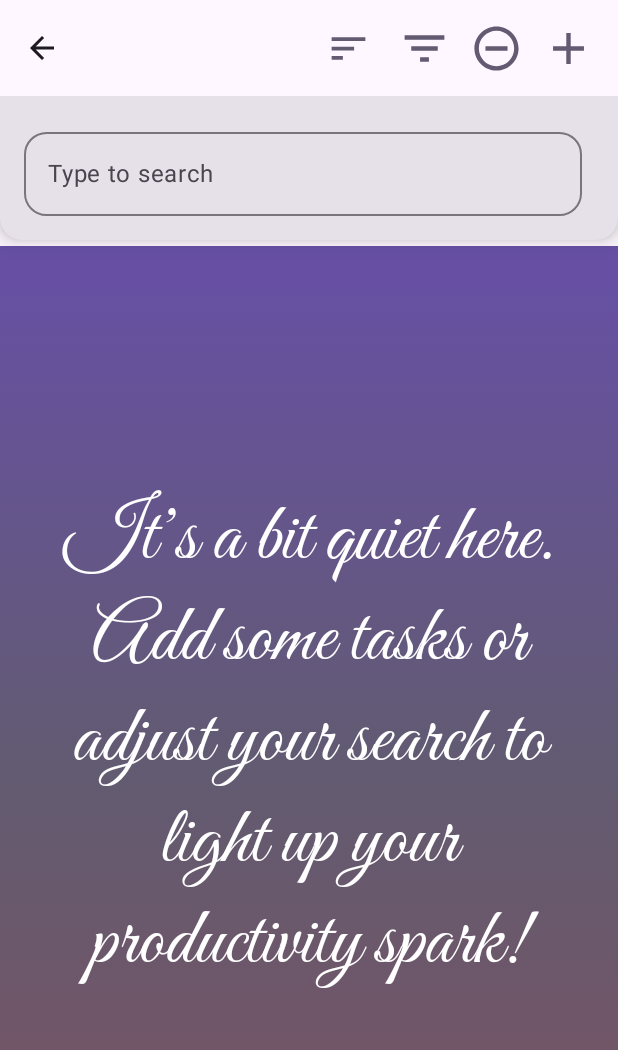
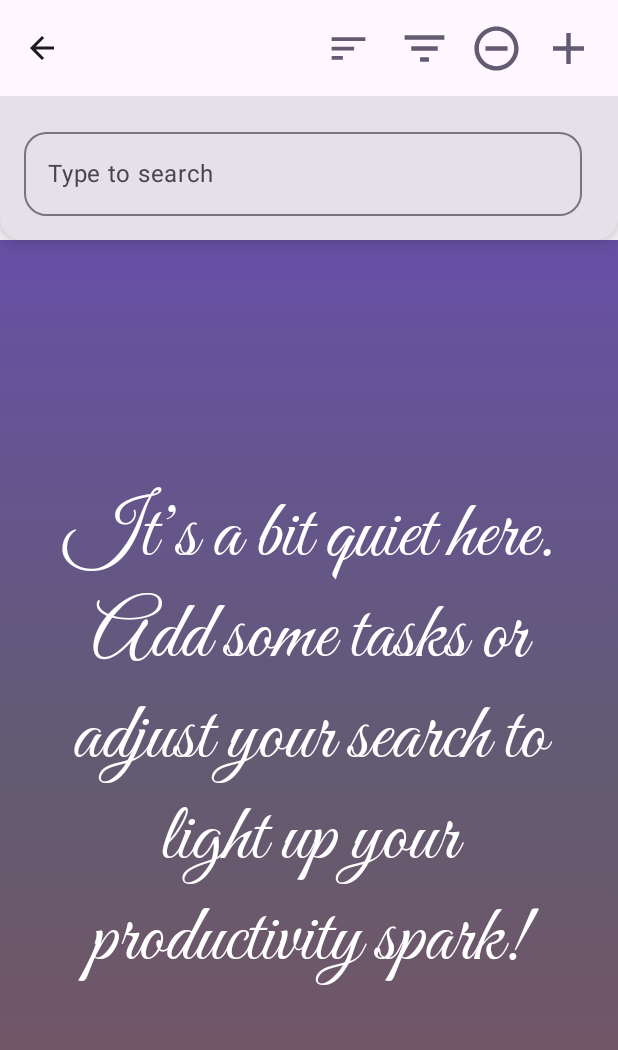
Before and after one commit to AllramEst83/CodedByKay.PureNotes, an Android app built with Jetpack Compose: the composable ToDoPage called with empty values, after a tap on "Search Mode", on a phone screen of 412 x 824 dp. Shown: the top 1050 px of the screen. Run offline under Robolectric (Android 15) with nearby library versions, the phone set to English and light mode, and no system bars; our stand-ins replace livedata-compose; 2 other taps on this screen came first.

Commit message:
Fixed add and search input adding to much or to little padding when it expands

```diff
--- a/app/src/main/java/com/codedbykay/purenotes/components/ToDoGroupList.kt
+++ b/app/src/main/java/com/codedbykay/purenotes/components/ToDoGroupList.kt
@@ -1,7 +1,6 @@
 package com.codedbykay.purenotes.components
 
 import android.content.Intent
-import androidx.compose.foundation.layout.fillMaxSize
 import androidx.compose.foundation.layout.padding
 import androidx.compose.foundation.lazy.LazyColumn
 import androidx.compose.foundation.lazy.itemsIndexed
@@ -45,7 +44,6 @@ fun ToDoGroupList(
 
     LazyColumn(
         modifier = modifier
-            .fillMaxSize()
             .padding(1.dp)
     ) {
         itemsIndexed(sortedGroups) { index, group ->
--- a/app/src/main/java/com/codedbykay/purenotes/components/ToDoListContainer.kt
+++ b/app/src/main/java/com/codedbykay/purenotes/components/ToDoListContainer.kt
@@ -48,6 +48,7 @@ fun ToDoListContainer(
 
         LazyColumn(
             modifier = modifier
+                .padding(1.dp)
         ) {
             // Pending Items Section
             if (pendingItems.isNotEmpty()) {
--- a/app/src/main/java/com/codedbykay/purenotes/pages/ToDoPage.kt
+++ b/app/src/main/java/com/codedbykay/purenotes/pages/ToDoPage.kt
@@ -14,6 +14,8 @@ import androidx.compose.runtime.getValue
 import androidx.compose.runtime.livedata.observeAsState
 import androidx.compose.ui.Alignment
 import androidx.compose.ui.Modifier
+import androidx.compose.ui.layout.onGloballyPositioned
+import androidx.compose.ui.platform.LocalDensity
 import androidx.compose.ui.res.stringResource
 import androidx.compose.ui.text.style.TextOverflow
 import androidx.compose.ui.unit.dp
@@ -48,24 +50,8 @@ fun ToDoPage(
     var isSearchMode by remember { mutableStateOf(false) }
     var backButtonEnabled by remember { mutableStateOf(true) }
     var isInitialized by remember { mutableStateOf(false) }
-
-    val baseInputFieldHeight = 100.dp // Base height for the input field
-    val additionalLineHeight = 24.dp // Estimated height of an additional line
-
-    // Calculate the dynamic height based on inputText
-    val calculatedInputFieldHeight by remember(inputText) {
-        // Calculate the number of additional lines
-        val additionalLines = (inputText.split("\n").size - 1).coerceAtLeast(0)
-
-        // Convert Int to Float for multiplication
-        val multiplier = additionalLines.toFloat()
-
-        // Perform the multiplication with Dp on the left
-        val additionalHeight = additionalLineHeight * multiplier
-
-        // Sum the base height with the additional height
-        mutableStateOf(baseInputFieldHeight + additionalHeight)
-    }
+    var inputFieldHeight by remember { mutableStateOf(0.dp) }
+    val density = LocalDensity.current
 
     val transition =
         updateTransition(targetState = inputFieldVisible, label = "InputFieldTransition")
@@ -74,14 +60,14 @@ fun ToDoPage(
         transitionSpec = { tween(durationMillis = 300) },
         label = "InputFieldOffset"
     ) { visible ->
-        if (visible) 0.dp else -calculatedInputFieldHeight
+        if (visible) 0.dp else -inputFieldHeight
     }
 
     val listPaddingTop by transition.animateDp(
         transitionSpec = { tween(durationMillis = 300) },
         label = "ListPaddingTop"
     ) { visible ->
-        if (visible) calculatedInputFieldHeight else 0.dp
+        if (visible) inputFieldHeight else 0.dp
     }
 
     // BackHandler to manage system back presses
@@ -197,8 +183,15 @@ fun ToDoPage(
                         modifier = Modifier
                             .fillMaxWidth()
                             .offset(y = inputFieldOffset)
+                            .zIndex(1f)
                             .wrapContentHeight()
-                            .zIndex(1f),
+                            .onGloballyPositioned { coordinates ->
+                                // Convert height from pixels to Dp
+                                val heightPx = coordinates.size.height.toFloat()
+                                val heightDp = with(density) { heightPx.toDp() }
+                                inputFieldHeight = heightDp
+                            },
+
                         elevation = CardDefaults.cardElevation(8.dp),
                         shape = RoundedCornerShape(bottomStart = 15.dp, bottomEnd = 15.dp)
                     ) {
```
Also changed, not shown: app/src/main/java/com/codedbykay/purenotes/pages/ToDoGroupPage.kt (+13 -21 lines).
